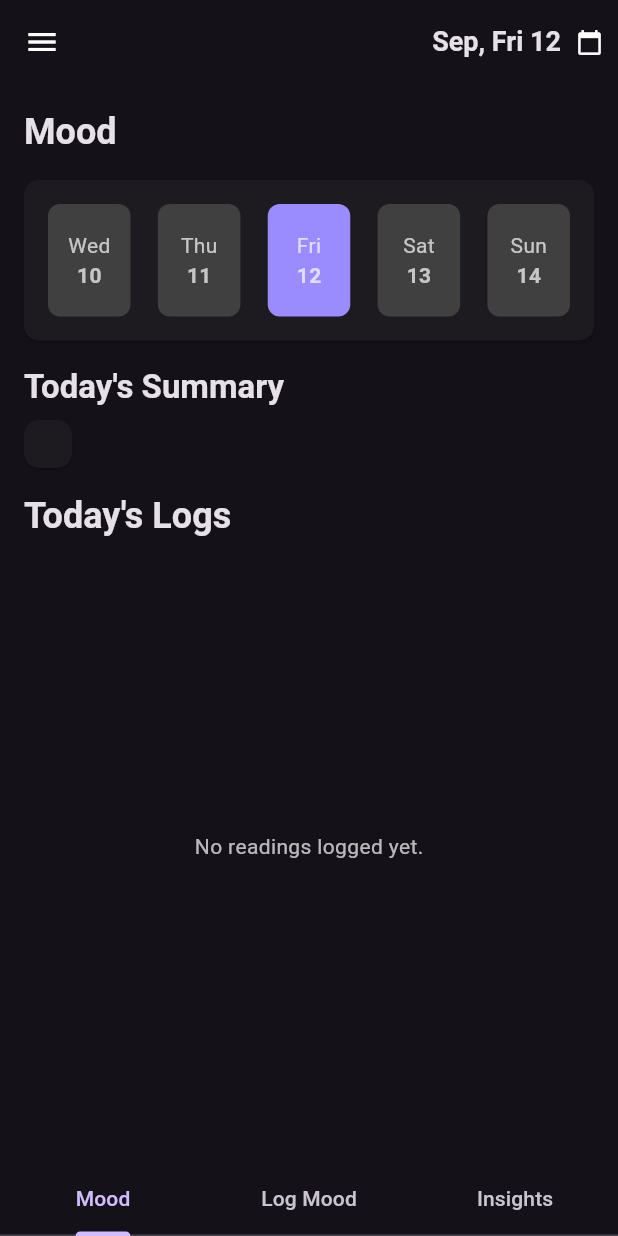
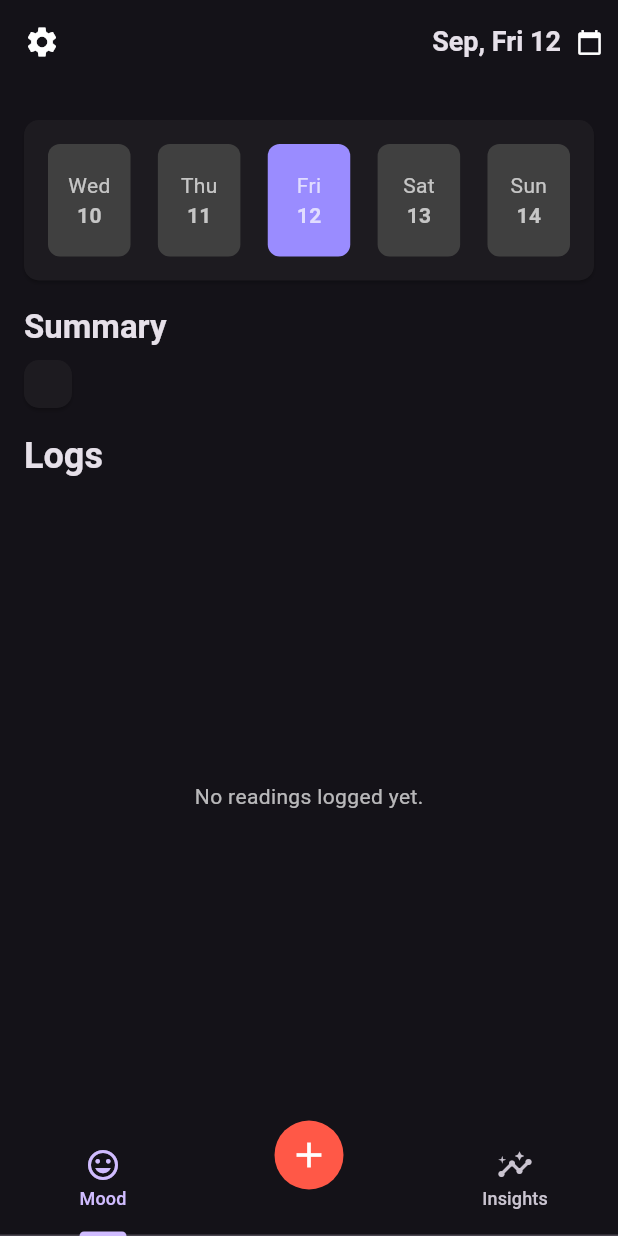
Before and after one commit to bhavya-l/MoodTracker, a Flutter app: the screen it shows after launch, on a phone screen of 412 x 824 dp. Run offline on Flutter 3.47's test engine with Material 3 defaults, Android fonts, the phone set to English and light mode, and no system bars; our stand-ins replace sqflite; accounts and stored records are empty.

Commit message:
begun ui for adding log

```diff
--- a/lib/core/home_screen.dart
+++ b/lib/core/home_screen.dart
@@ -34,7 +34,7 @@ class MyHomePageState extends State<HomePage>
     final formattedDate = formatter.format(now);
     return Scaffold(
       appBar: AppBar(
-        leading: IconButton(icon: const Icon(Icons.menu), onPressed: () {}),
+        leading: IconButton(icon: const Icon(Icons.settings), onPressed: () {}),
         actions: [
           Row(
             children: [
@@ -59,11 +59,27 @@ class MyHomePageState extends State<HomePage>
       bottomNavigationBar: Material(
         child: TabBar(
           tabs: <Tab>[
-            Tab(text: "Mood"),
-            Tab(text: "Log Mood"),
-            Tab(text: "Insights"),
+            Tab(icon: Icon(Icons.mood), text: "Mood"),
+            Tab(
+              icon: Transform.translate(
+                offset: const Offset(
+                  0,
+                  -16,
+                ), // moves it up (negative y is upward)
+                child: Container(
+                  width: 56,
+                  height: 56,
+                  decoration: const BoxDecoration(
+                    color: Color(0xffFF5847),
+                    shape: BoxShape.circle,
+                  ),
+                  child: const Icon(Icons.add, color: Colors.white, size: 28),
+                ),
+              ),
+            ),
+            Tab(icon: Icon(Icons.insights), text: "Insights"),
           ],
-
+          labelStyle: const TextStyle(fontSize: 12),
           controller: controller,
         ),
       ),
--- a/lib/features/landing/mood_screen.dart
+++ b/lib/features/landing/mood_screen.dart
@@ -11,22 +11,6 @@ class MoodScreen extends StatelessWidget {
           child: Column(
             crossAxisAlignment: CrossAxisAlignment.start,
             children: [
-              // Header with title and date
-              Row(
-                mainAxisAlignment: MainAxisAlignment.spaceBetween,
-                children: [
-                  Text(
-                    "Mood",
-                    style: Theme.of(context).textTheme.headlineSmall?.copyWith(
-                      fontWeight: FontWeight.w600,
-                    ),
-                  ),
-                ],
-              ),
-
-              const SizedBox(height: 8),
-
-              // Week navigation cards
               Card(
                 child: Padding(
                   padding: const EdgeInsets.all(16.0),
@@ -40,7 +24,7 @@ class MoodScreen extends StatelessWidget {
               const SizedBox(height: 8),
 
               Text(
-                "Today's Summary",
+                "Summary",
                 style: Theme.of(context).textTheme.headlineSmall?.copyWith(
                   fontWeight: FontWeight.w600,
                   fontSize: 22,
@@ -58,7 +42,7 @@ class MoodScreen extends StatelessWidget {
 
               // Today's logs
               Text(
-                "Today's Logs",
+                "Logs",
                 style: Theme.of(context).textTheme.headlineSmall?.copyWith(
                   fontWeight: FontWeight.w600,
                 ),
```
Also changed, not shown: lib/core/text_box.dart (added, +58 -0 lines), lib/features/create/log_mood_screen.dart (+29 -10 lines).
